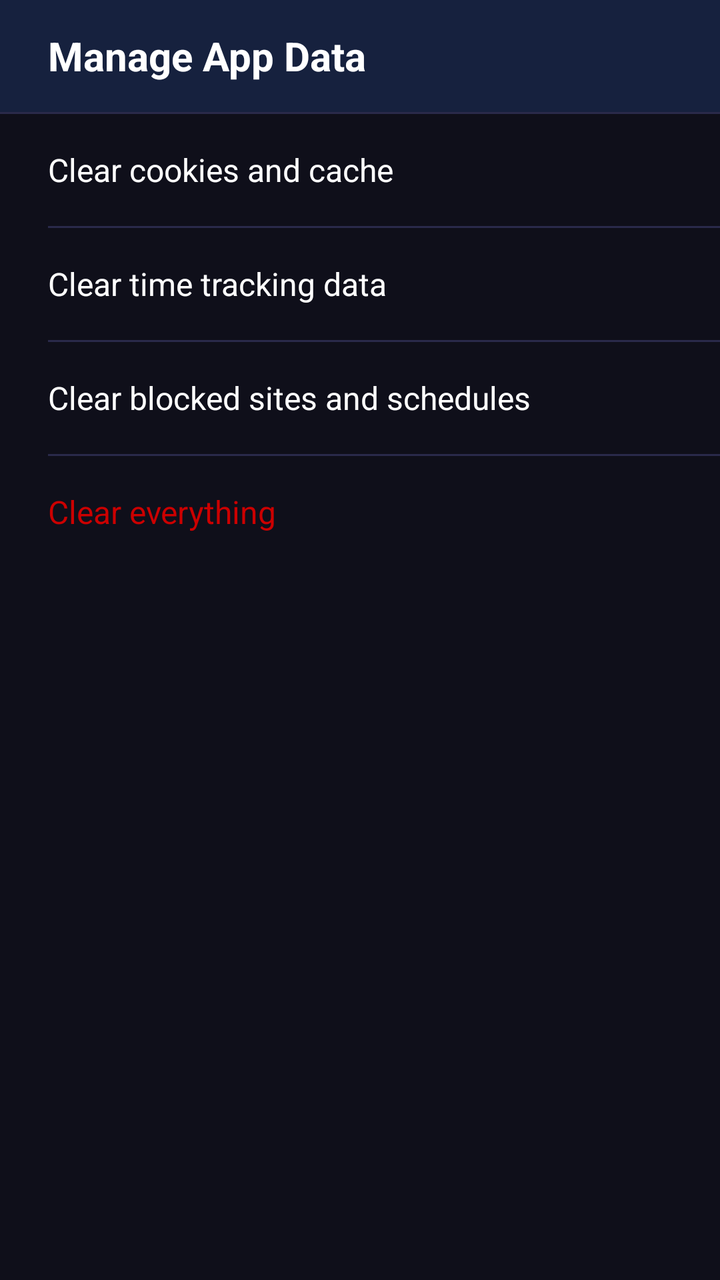
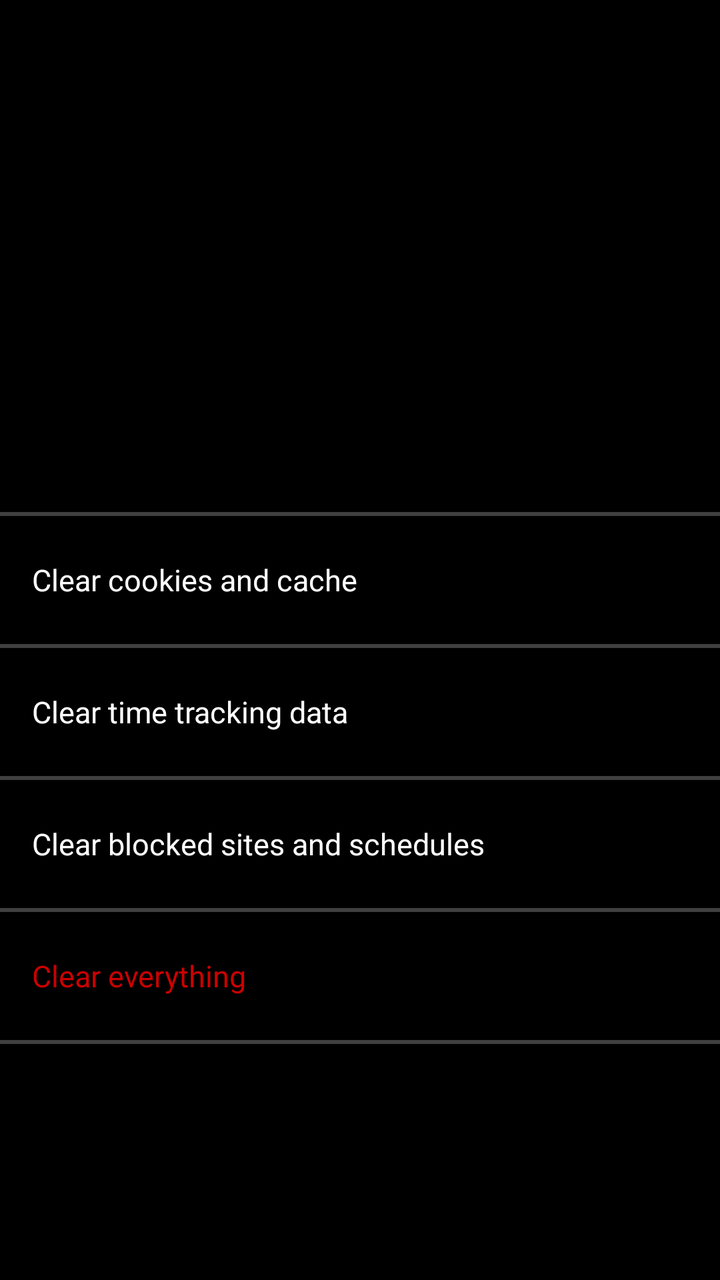

Compare the two renders of this Android layout. The source of the first and the diff that turns it into the second are given below.
<!-- AndroidManifest.xml: application theme Theme.ITNSecureBrowser -->
<!-- res/layout/activity_manage_space.xml -->
<?xml version="1.0" encoding="utf-8"?>
<LinearLayout xmlns:android="http://schemas.android.com/apk/res/android"
    android:layout_width="match_parent"
    android:layout_height="match_parent"
    android:orientation="vertical"
    android:background="@color/bg_page">

    <TextView
        android:layout_width="match_parent"
        android:layout_height="56dp"
        android:gravity="center_vertical"
        android:paddingStart="24dp"
        android:text="@string/manage_space_title"
        android:textColor="@color/text_primary"
        android:textSize="20sp"
        android:textStyle="bold"
        android:background="@color/bg_toolbar" />

    <View
        android:layout_width="match_parent"
        android:layout_height="1dp"
        android:background="@color/divider" />

    <TextView
        android:id="@+id/btnClearBrowsing"
        android:layout_width="match_parent"
        android:layout_height="56dp"
        android:background="?android:attr/selectableItemBackground"
        android:gravity="center_vertical"
        android:paddingStart="24dp"
        android:paddingEnd="24dp"
        android:text="@string/clear_browsing"
        android:textColor="@color/text_primary"
        android:textSize="16sp" />

    <View
        android:layout_width="match_parent"
        android:layout_height="1dp"
        android:background="@color/divider"
        android:layout_marginStart="24dp" />

    <TextView
        android:id="@+id/btnClearTracking"
        android:layout_width="match_parent"
        android:layout_height="56dp"
        android:background="?android:attr/selectableItemBackground"
        android:gravity="center_vertical"
        android:paddingStart="24dp"
        android:paddingEnd="24dp"
        android:text="@string/clear_tracking"
        android:textColor="@color/text_primary"
        android:textSize="16sp" />

    <View
        android:layout_width="match_parent"
        android:layout_height="1dp"
        android:background="@color/divider"
        android:layout_marginStart="24dp" />

    <TextView
        android:id="@+id/btnClearBlocking"
        android:layout_width="match_parent"
        android:layout_height="56dp"
        android:background="?android:attr/selectableItemBackground"
        android:gravity="center_vertical"
        android:paddingStart="24dp"
        android:paddingEnd="24dp"
        android:text="@string/clear_blocking"
        android:textColor="@color/text_primary"
        android:textSize="16sp" />

    <View
        android:layout_width="match_parent"
        android:layout_height="1dp"
        android:background="@color/divider"
        android:layout_marginStart="24dp" />

    <TextView
        android:id="@+id/btnClearAll"
        android:layout_width="match_parent"
        android:layout_height="56dp"
        android:background="?android:attr/selectableItemBackground"
        android:gravity="center_vertical"
        android:paddingStart="24dp"
        android:paddingEnd="24dp"
        android:text="@string/clear_all"
        android:textColor="@color/status_off"
        android:textSize="16sp" />
</LinearLayout>
<!-- resources referenced by this layout -->
<resources>
  <color name="bg_page">#0F0F1A</color>
  <color name="bg_toolbar">#16213E</color>
  <color name="divider">#2A2A4A</color>
  <color name="status_off">#CC0000</color>
  <color name="text_primary">#FFFFFF</color>
  <string name="clear_all">Clear everything</string>
  <string name="clear_blocking">Clear blocked sites and schedules</string>
  <string name="clear_browsing">Clear cookies and cache</string>
  <string name="clear_tracking">Clear time tracking data</string>
  <string name="manage_space_title">Manage App Data</string>
  <style name="Theme.ITNSecureBrowser" parent="android:Theme.Material.NoActionBar">
          <item name="android:windowBackground">@color/bg_page</item>
          <item name="android:colorBackground">@color/bg_page</item>
          <item name="android:textColorPrimary">@color/text_primary</item>
          <item name="android:textColorSecondary">@color/text_secondary</item>
      </style>
  <color name="text_secondary">#888888</color>
</resources>

<!-- the commit's change to res/layout/activity_manage_space.xml (unified diff, before → after) -->
@@ -3,87 +3,95 @@
     android:layout_width="match_parent"
     android:layout_height="match_parent"
     android:orientation="vertical"
-    android:background="@color/bg_page">
+    android:background="@color/bg">
 
-    <TextView
-        android:layout_width="match_parent"
-        android:layout_height="56dp"
-        android:gravity="center_vertical"
-        android:paddingStart="24dp"
-        android:text="@string/manage_space_title"
-        android:textColor="@color/text_primary"
-        android:textSize="20sp"
-        android:textStyle="bold"
-        android:background="@color/bg_toolbar" />
+    <include layout="@layout/item_page_title" />
 
     <View
         android:layout_width="match_parent"
-        android:layout_height="1dp"
-        android:background="@color/divider" />
+        android:layout_height="@dimen/divider"
+        android:background="@drawable/divider_horizontal" />
 
     <TextView
         android:id="@+id/btnClearBrowsing"
         android:layout_width="match_parent"
-        android:layout_height="56dp"
+        android:layout_height="@dimen/row_height"
         android:background="?android:attr/selectableItemBackground"
         android:gravity="center_vertical"
-        android:paddingStart="24dp"
-        android:paddingEnd="24dp"
+        android:paddingHorizontal="@dimen/padding"
         android:text="@string/clear_browsing"
         android:textColor="@color/text_primary"
-        android:textSize="16sp" />
+        android:textSize="15sp" />
 
     <View
         android:layout_width="match_parent"
-        android:layout_height="1dp"
-        android:background="@color/divider"
-        android:layout_marginStart="24dp" />
+        android:layout_height="@dimen/divider"
+        android:background="@drawable/divider_horizontal" />
 
     <TextView
         android:id="@+id/btnClearTracking"
         android:layout_width="match_parent"
-        android:layout_height="56dp"
+        android:layout_height="@dimen/row_height"
         android:background="?android:attr/selectableItemBackground"
         android:gravity="center_vertical"
-        android:paddingStart="24dp"
-        android:paddingEnd="24dp"
+        android:paddingHorizontal="@dimen/padding"
         android:text="@string/clear_tracking"
         android:textColor="@color/text_primary"
-        android:textSize="16sp" />
+        android:textSize="15sp" />
 
     <View
         android:layout_width="match_parent"
-        android:layout_height="1dp"
-        android:background="@color/divider"
-        android:layout_marginStart="24dp" />
+        android:layout_height="@dimen/divider"
+        android:background="@drawable/divider_horizontal" />
 
     <TextView
         android:id="@+id/btnClearBlocking"
         android:layout_width="match_parent"
-        android:layout_height="56dp"
+        android:layout_height="@dimen/row_height"
         android:background="?android:attr/selectableItemBackground"
         android:gravity="center_vertical"
-        android:paddingStart="24dp"
-        android:paddingEnd="24dp"
+        android:paddingHorizontal="@dimen/padding"
         android:text="@string/clear_blocking"
         android:textColor="@color/text_primary"
-        android:textSize="16sp" />
+        android:textSize="15sp" />
 
     <View
         android:layout_width="match_parent"
-        android:layout_height="1dp"
-        android:background="@color/divider"
-        android:layout_marginStart="24dp" />
+        android:layout_height="@dimen/divider"
+        android:background="@drawable/divider_horizontal" />
 
     <TextView
         android:id="@+id/btnClearAll"
         android:layout_width="match_parent"
-        android:layout_height="56dp"
+        android:layout_height="@dimen/row_height"
         android:background="?android:attr/selectableItemBackground"
         android:gravity="center_vertical"
-        android:paddingStart="24dp"
-        android:paddingEnd="24dp"
+        android:paddingHorizontal="@dimen/padding"
         android:text="@string/clear_all"
         android:textColor="@color/status_off"
-        android:textSize="16sp" />
+        android:textSize="15sp" />
+
+    <View
+        android:layout_width="match_parent"
+        android:layout_height="@dimen/divider"
+        android:background="@drawable/divider_horizontal" />
 </LinearLayout>
+<!-- res/layout/item_page_title.xml (included above) -->
+<?xml version="1.0" encoding="utf-8"?>
+<FrameLayout xmlns:android="http://schemas.android.com/apk/res/android"
+    android:id="@+id/pageTitleContainer"
+    android:layout_width="match_parent"
+    android:layout_height="@dimen/page_title_height"
+    android:background="@color/bg">
+
+    <TextView
+        android:id="@+id/pageTitle"
+        android:layout_width="match_parent"
+        android:layout_height="wrap_content"
+        android:layout_gravity="center"
+        android:gravity="center"
+        android:paddingHorizontal="@dimen/padding"
+        android:textColor="@color/text_primary"
+        android:textSize="24sp"
+        android:textStyle="bold" />
+</FrameLayout>
<!-- resource entries referenced after the edit -->
@@ -1,21 +1,29 @@
 <!-- resources referenced by this layout -->
 <resources>
-  <color name="bg_page">#0F0F1A</color>
-  <color name="bg_toolbar">#16213E</color>
-  <color name="divider">#2A2A4A</color>
-  <color name="status_off">#CC0000</color>
-  <color name="text_primary">#FFFFFF</color>
+  <color name="bg">@android:color/black</color>
+  <color name="divider">#80808080</color>
+  <color name="status_off">#FFCC0000</color>
+  <color name="text_primary">@android:color/white</color>
+  <dimen name="divider">2dp</dimen>
+  <dimen name="padding">16dp</dimen>
+  <dimen name="page_title_height">256dp</dimen>
+  <dimen name="row_height">64dp</dimen>
+  <!-- drawable divider_horizontal (drawable) -->
+  <?xml version="1.0" encoding="utf-8"?>
+  <shape xmlns:android="http://schemas.android.com/apk/res/android"
+      android:shape="rectangle">
+      <solid android:color="@color/divider" />
+      <size android:height="@dimen/divider" />
+  </shape>
   <string name="clear_all">Clear everything</string>
   <string name="clear_blocking">Clear blocked sites and schedules</string>
   <string name="clear_browsing">Clear cookies and cache</string>
   <string name="clear_tracking">Clear time tracking data</string>
-  <string name="manage_space_title">Manage App Data</string>
   <style name="Theme.ITNSecureBrowser" parent="android:Theme.Material.NoActionBar">
-          <item name="android:windowBackground">@color/bg_page</item>
-          <item name="android:colorBackground">@color/bg_page</item>
-          <item name="android:textColorPrimary">@color/text_primary</item>
-          <item name="android:textColorSecondary">@color/text_secondary</item>
+          <item name="android:windowNoTitle">true</item>
+          <item name="android:windowFullscreen">false</item>
+          <item name="android:statusBarColor">@android:color/transparent</item>
+          <item name="android:navigationBarColor">@android:color/transparent</item>
       </style>
-  <color name="text_secondary">#888888</color>
 </resources>
 
